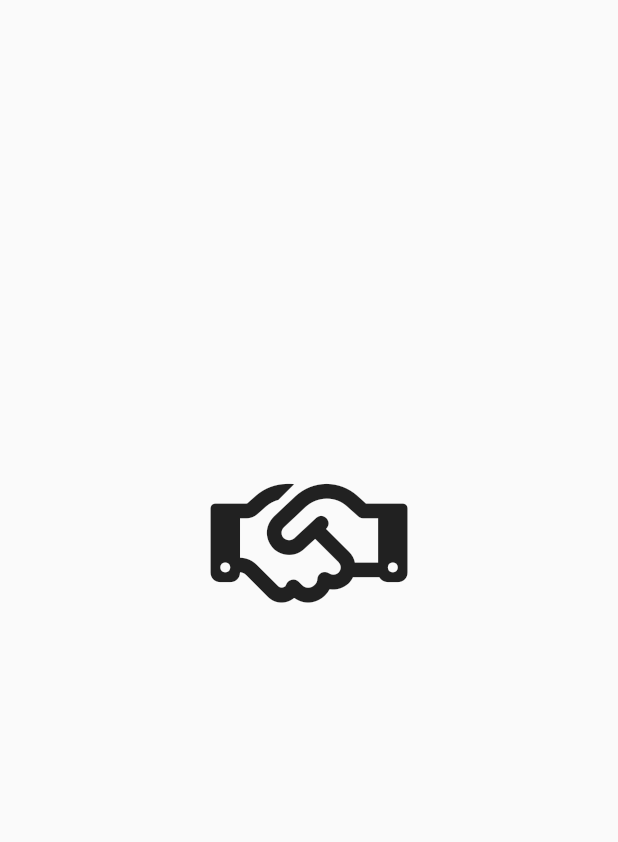
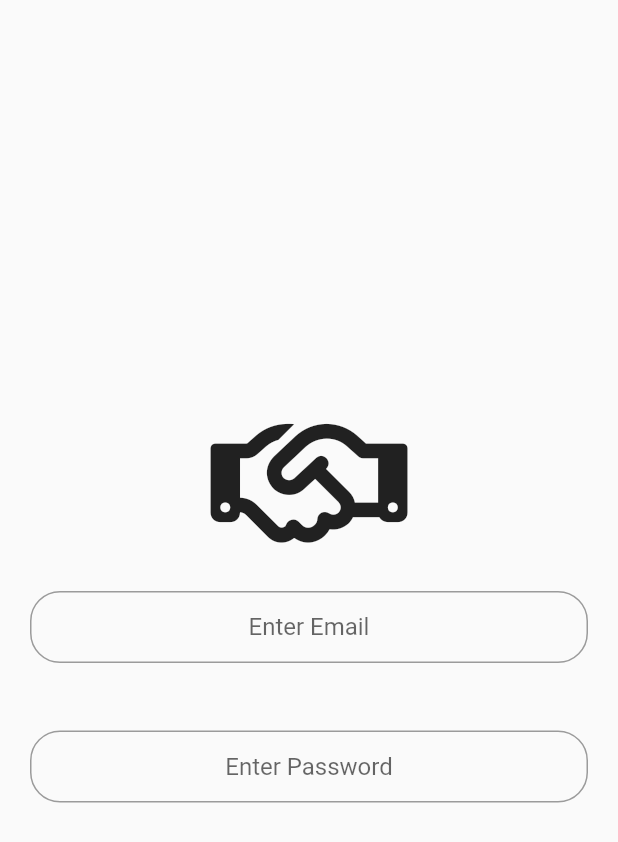
Before and after one commit to AkshaySiddannavar/give_easy, a Flutter app: the screen it shows after launch, after a tap on "Login", on a phone screen of 412 x 824 dp. Shown: the top 842 px of the screen. Run offline on Flutter 3.47's test engine with Material 2 defaults, Android fonts, the phone set to English and light mode, and no system bars; our stand-ins replace font_awesome_flutter.

Commit message:
replace TextField with InputTextField
Replaced TextField with InputTextField for more customisation than
normal TextField and reuse in other partss of app.

```diff
--- a/lib/screens/login.dart
+++ b/lib/screens/login.dart
@@ -1,5 +1,7 @@
 import 'package:flutter/material.dart';
 import 'package:font_awesome_flutter/font_awesome_flutter.dart';
+import 'package:give_easy/constants.dart';
+import 'package:give_easy/components/input_text_field.dart';
 
 class LoginScreen extends StatefulWidget {
   static const String id = 'login_screen';
@@ -43,22 +45,20 @@ class _LoginScreenState extends State<LoginScreen>
                 ),
               ),
             ),
-            TextField(
-              textAlign: TextAlign.center,
-              decoration: InputDecoration(
-                border: InputBorder.none,
-                focusedBorder: InputBorder.none,
+            Padding(
+              padding: const EdgeInsets.all(20.0),
+              child: InputTextField(
+                hintWord: 'Enter Email',
+                isObscure: false,
               ),
             ),
             SizedBox(
               height: 5.0,
             ),
-            TextField(
-              textAlign: TextAlign.center,
-              decoration: InputDecoration(
-                border: InputBorder.none,
-                focusedBorder: InputBorder.none,
-              ),
+            Padding(
+              padding: const EdgeInsets.all(20.0),
+              child:
+                  InputTextField(hintWord: 'Enter Password', isObscure: true),
             ),
           ]),
         ),
```
